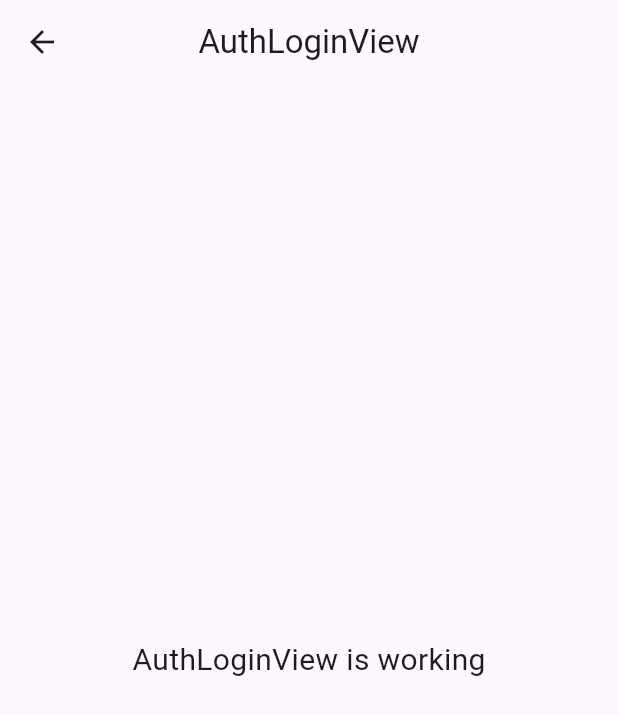
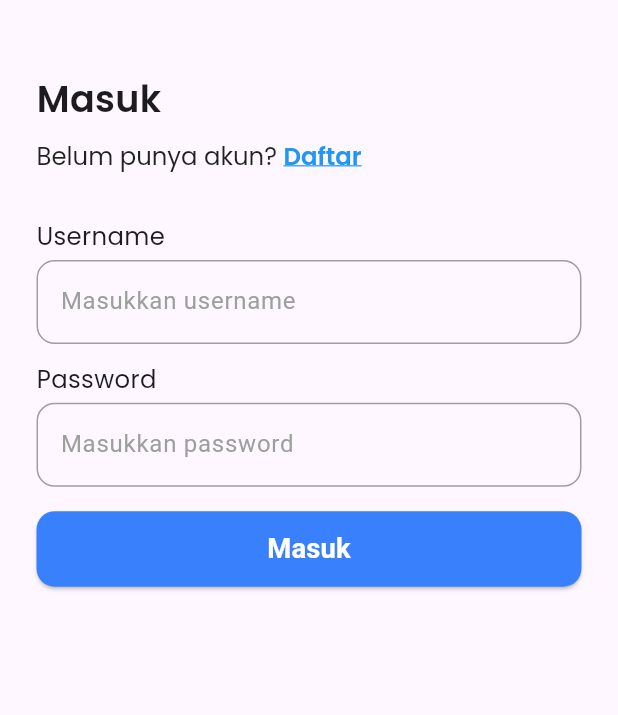
Before and after one commit to rakafebriansy/tera_pustaka, a Flutter app: the AuthLoginView screen opened by its route, on a phone screen of 412 x 824 dp. Shown: the top 715 px of the screen. Run offline on Flutter 3.47's test engine with Material 3 defaults, Android fonts, the phone set to English and light mode, and no system bars; our stand-ins replace flutter_screenutil, get, google_fonts, smooth_page_indicator.

Commit message:
feat: login page

```diff
--- a/lib/app/modules/auth/login/controllers/auth_login_controller.dart
+++ b/lib/app/modules/auth/login/controllers/auth_login_controller.dart
@@ -1,9 +1,9 @@
 import 'package:get/get.dart';
 
 class AuthLoginController extends GetxController {
-  //TODO: Implement AuthLoginController
+  String? username;
+  String? password;
 
-  final count = 0.obs;
   @override
   void onInit() {
     super.onInit();
@@ -18,6 +18,4 @@ class AuthLoginController extends GetxController {
   void onClose() {
     super.onClose();
   }
-
-  void increment() => count.value++;
 }
--- a/lib/app/modules/auth/login/views/auth_login_view.dart
+++ b/lib/app/modules/auth/login/views/auth_login_view.dart
@@ -1,6 +1,12 @@
+import 'package:flutter/gestures.dart';
 import 'package:flutter/material.dart';
+import 'package:flutter_screenutil/flutter_screenutil.dart';
 
 import 'package:get/get.dart';
+import 'package:google_fonts/google_fonts.dart';
+import 'package:tera_pustaka/app/components/forms/app_text_field.dart';
+import 'package:tera_pustaka/app/routes/app_pages.dart';
+import 'package:tera_pustaka/app/theme/app_%20colors.dart';
 
 import '../controllers/auth_login_controller.dart';
 
@@ -9,14 +15,97 @@ class AuthLoginView extends GetView<AuthLoginController> {
   @override
   Widget build(BuildContext context) {
     return Scaffold(
-      appBar: AppBar(
-        title: const Text('AuthLoginView'),
-        centerTitle: true,
-      ),
-      body: const Center(
-        child: Text(
-          'AuthLoginView is working',
-          style: TextStyle(fontSize: 20),
+      body: SafeArea(
+        child: Padding(
+          padding: EdgeInsetsGeometry.fromLTRB(24.sp, 48.sp, 24.sp, 24.sp),
+          child: Column(
+            crossAxisAlignment: CrossAxisAlignment.start,
+            children: [
+              Text(
+                'Masuk',
+                style: GoogleFonts.poppins(
+                  fontSize: 24.sp,
+                  fontWeight: FontWeight.w600,
+                ),
+              ),
+              SizedBox(height: 8.sp),
+              RichText(
+                text: TextSpan(
+                  style: GoogleFonts.poppins(
+                    fontSize: 16.sp,
+                    color: Colors.black87,
+                  ),
+                  children: [
+                    TextSpan(
+                      text: "Belum punya akun? ",
+                      style: GoogleFonts.poppins(),
+                    ),
+                    TextSpan(
+                      text: "Daftar",
+                      style: GoogleFonts.poppins(
+                        color: Colors.blue,
+                        decoration: TextDecoration.underline,
+                        fontWeight: FontWeight.w600,
+                      ),
+                      recognizer: TapGestureRecognizer()
+                        ..onTap = () {
+                          Get.offAllNamed(Routes.AUTH_LOGIN);
+                        },
+                    ),
+                  ],
+                ),
+              ),
+              SizedBox(height: 30.sp),
+              Column(
+                mainAxisSize: MainAxisSize.min,
+                children: [
+                  AppTextField(
+                    label: 'Username',
+                    placeholder: 'Masukkan username',
+                    onChanged: (value) {
+                      controller.username = value;
+                    },
+                  ),
+                  SizedBox(height: 12.sp),
+                  AppTextField(
+                    label: 'Password',
+                    placeholder: 'Masukkan password',
+                    hidden: true,
+                    onChanged: (value) {
+                      controller.password = value;
+                    },
+                  ),
+                  SizedBox(height: 16.sp),
+                  SizedBox(
+                    width: double.infinity,
+                    child: ElevatedButton(
+                      style: ElevatedButton.styleFrom(
+                        backgroundColor: AppColors.secondary,
+                        padding: EdgeInsets.symmetric(
+                          horizontal: 32.sp,
+                          vertical: 12.sp,
+                        ),
+                        shape: RoundedRectangleBorder(
+                          borderRadius: BorderRadius.circular(12.sp),
+                        ),
+                      ),
+                      onPressed: () {
+                        Get.offAllNamed(Routes.HOME);
+                      },
+                      child: Text(
+                        "Masuk",
+                        style: TextStyle(
+                          fontSize: 18.sp,
+                          fontWeight: FontWeight.bold,
+                          color: Colors.white,
+                        ),
+                      ),
+                    ),
+                  ),
+                ],
+              ),
+            ],
+          ),
         ),
       ),
     );
```
